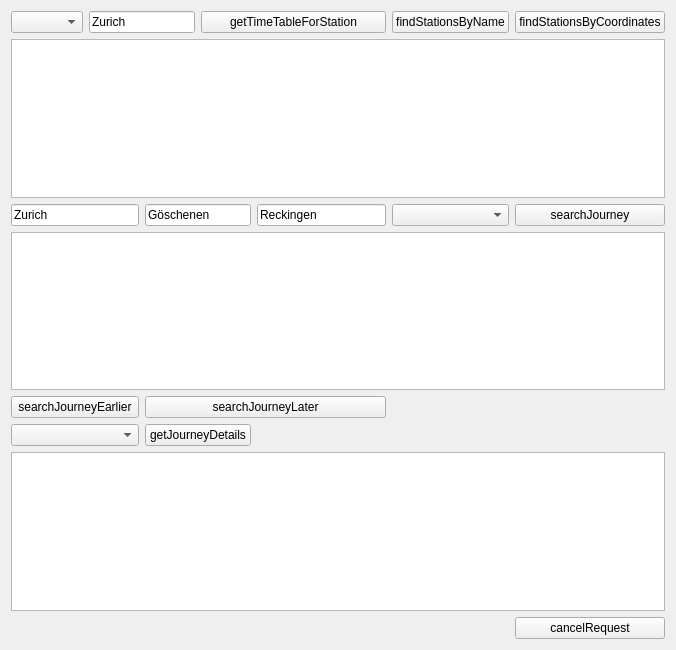
Old version of the form src/gui/desktop-test/mainwindow.ui in the repository smurfy/fahrplan.
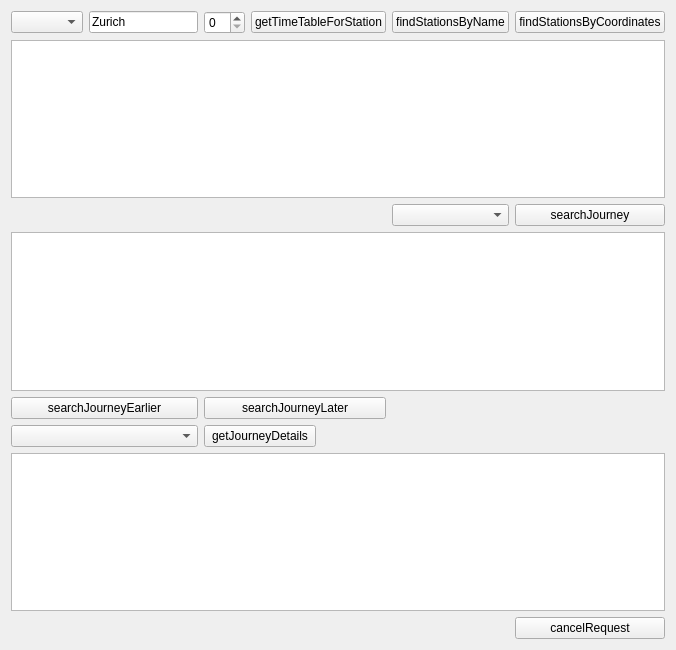
New version of the form.

Commit message: Getting Desktop Test gui semi working again, still needs some more work but basic functionality is back

```diff
--- a/src/gui/desktop-test/mainwindow.ui
+++ b/src/gui/desktop-test/mainwindow.ui
@@ -18,7 +18,7 @@
     <item row="0" column="0">
      <widget class="QComboBox" name="parser"/>
     </item>
-    <item row="0" column="1" colspan="2">
+    <item row="0" column="1">
      <widget class="QLineEdit" name="stationName">
       <property name="text">
        <string>Zurich</string>
@@ -49,27 +49,6 @@
     <item row="1" column="0" colspan="7">
      <widget class="QTextEdit" name="findStationResults"/>
     </item>
-    <item row="2" column="0" colspan="2">
-     <widget class="QLineEdit" name="departureStaion">
-      <property name="text">
-       <string>Zurich</string>
-      </property>
-     </widget>
-    </item>
-    <item row="2" column="2" colspan="2">
-     <widget class="QLineEdit" name="viaStation">
-      <property name="text">
-       <string>Göschenen</string>
-      </property>
-     </widget>
-    </item>
-    <item row="2" column="4">
-     <widget class="QLineEdit" name="arrivalStation">
-      <property name="text">
-       <string>Reckingen</string>
-      </property>
-     </widget>
-    </item>
     <item row="2" column="5">
      <widget class="QComboBox" name="trainRestrictions"/>
     </item>
@@ -117,6 +96,9 @@
       </property>
      </widget>
     </item>
+    <item row="0" column="2">
+     <widget class="QSpinBox" name="stationIndex"/>
+    </item>
    </layout>
   </widget>
  </widget>
```
The commit also changes 3 other files.
